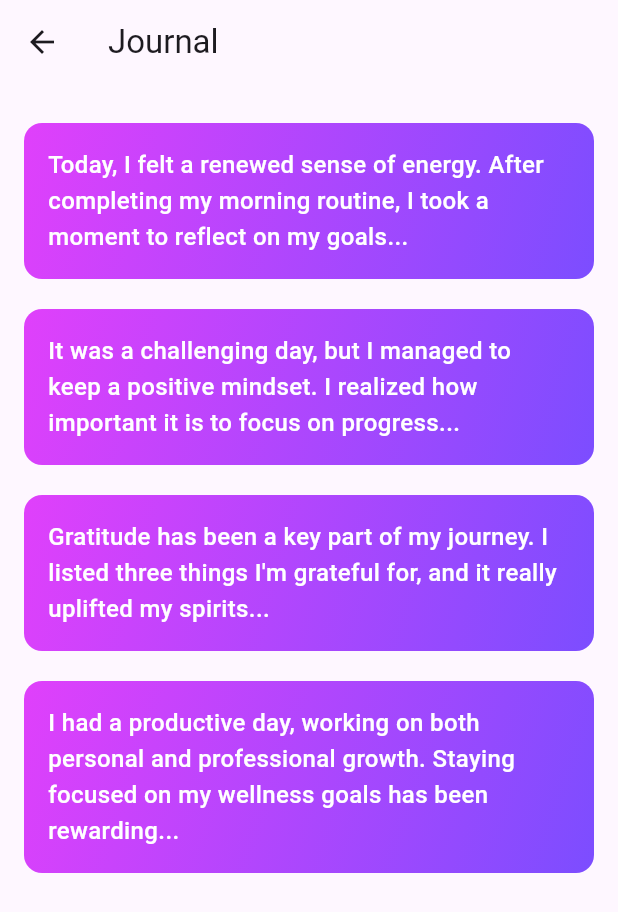
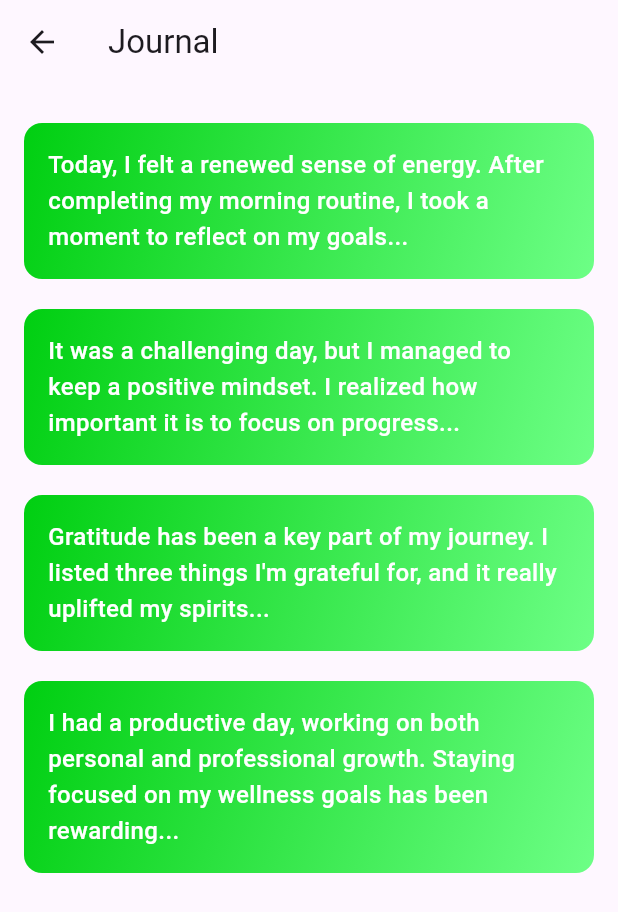
Before and after one commit to Kasun3865/Project2, a Flutter app: the JournalScreen screen opened directly, on a phone screen of 412 x 824 dp. Shown: the top 912 px of the screen. Run offline on Flutter 3.47's test engine with Material 3 defaults, Android fonts, the phone set to English and light mode, and no system bars; our stand-ins replace cloud_firestore, firebase_auth, firebase_core, firebase_storage, font_awesome_flutter, image_picker and 1 more; accounts and stored records are empty.

Commit message:
color change

```diff
--- a/project3/lib/screens/journal_screen.dart
+++ b/project3/lib/screens/journal_screen.dart
@@ -54,7 +54,10 @@ class _JournalEntryState extends State<JournalEntry> {
           gradient: LinearGradient(
             colors: _isHovered
                 ? [Colors.blueAccent, Colors.lightBlueAccent]
-                : [Colors.purpleAccent, Colors.deepPurpleAccent],
+                : [
+                    const Color.fromARGB(255, 0, 207, 17),
+                    const Color.fromARGB(255, 109, 255, 134)
+                  ],
             begin: Alignment.topLeft,
             end: Alignment.bottomRight,
           ),
--- a/project3/lib/screens/mood_logging_screen.dart
+++ b/project3/lib/screens/mood_logging_screen.dart
@@ -124,10 +124,6 @@ class _MoodLoggingScreenState extends State<MoodLoggingScreen> {
                   ),
                 ),
             ],
-          ),
-          IconButton(
-            icon: Icon(Icons.menu, color: Colors.green[700]),
-            onPressed: () {},
           ),
         ],
       ),
```
